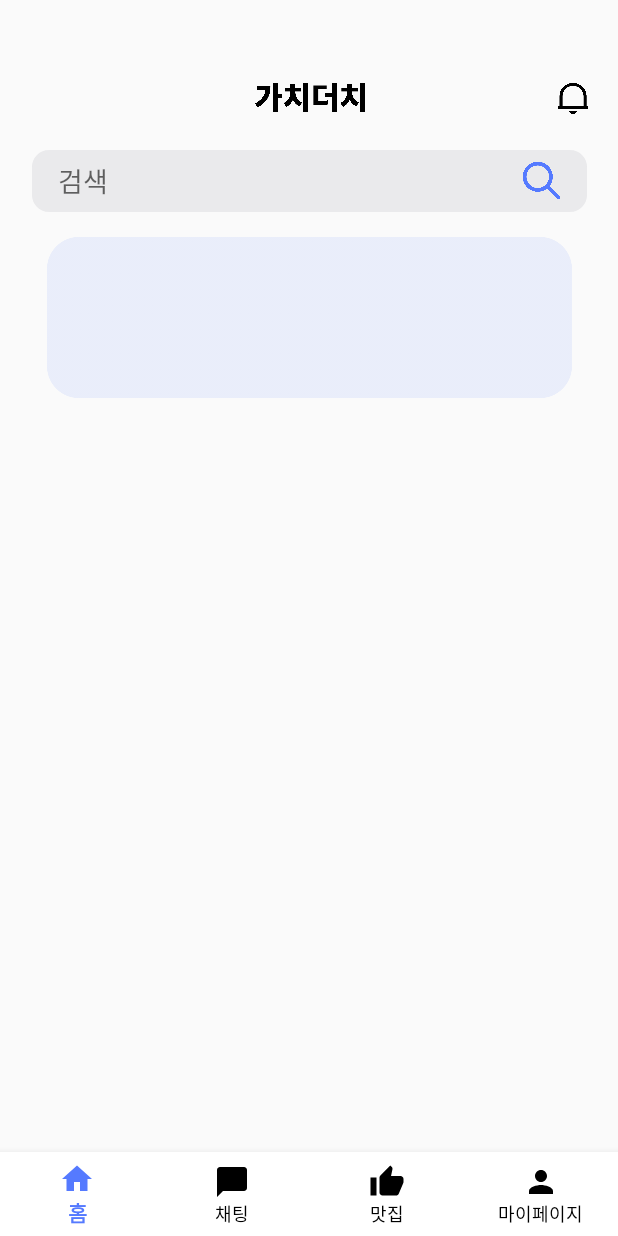
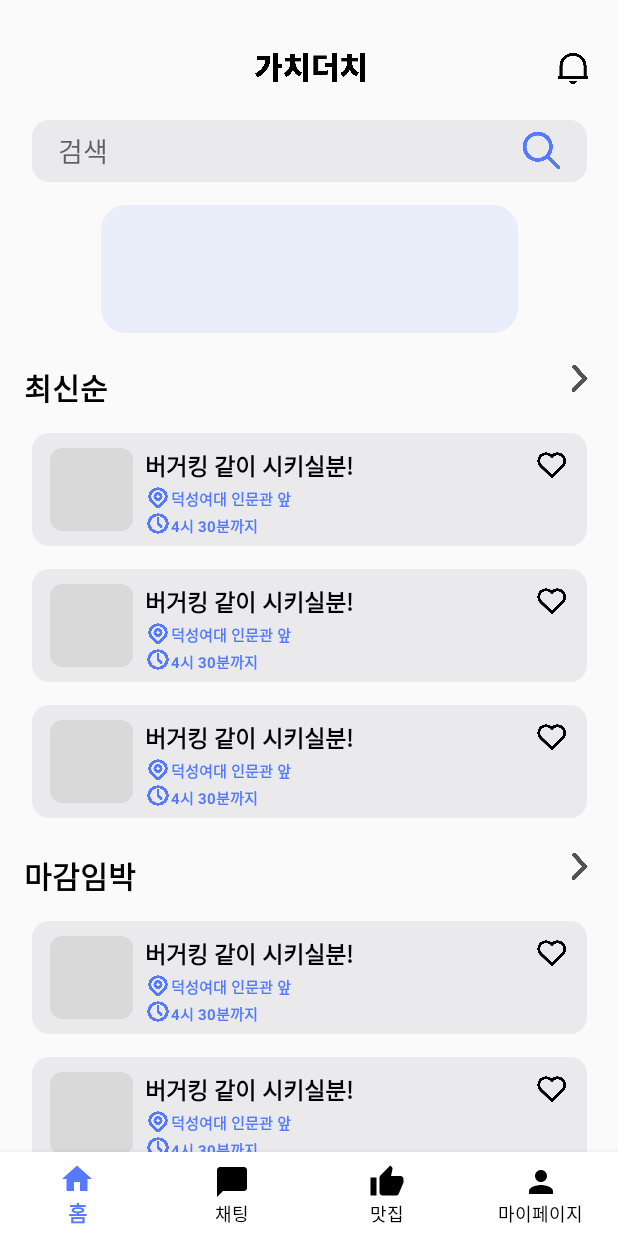
Before and after one commit to UMC-TogeDutch-Project/TogeDutch_FRONTEND, an Android app: the screen it shows after launch (MainActivity), on a phone screen of 412 x 824 dp. Run offline under Robolectric (Android 15) with nearby library versions, the phone set to English and light mode, and no system bars.

Commit message:
feat: 메인화면 item ui 제작(리사이클러뷰 어댑터 제작)

```diff
--- /dev/null
+++ b/app/src/main/java/umc/mobile/project/Data.kt
@@ -0,0 +1,20 @@
+package umc.mobile.project
+
+import android.graphics.drawable.Drawable
+
+data class Data(
+    val tvTitle: String?,
+    val ivItemImageFirst: Int? = null,
+    val tvItemTitleFirst: String,
+    val tvItemWhereFirst: String,
+    val tvItemTimeFirst: String,
+    val ivItemImageSecond: Int? = null,
+    val tvItemTitleSecond: String,
+    val tvItemWhereSecond: String,
+    val tvItemTimeSecond: String,
+    val ivItemImageThird: Int? = null,
+    val tvItemTitleThird: String,
+    val tvItemWhereThird: String,
+    val tvItemTimeThird: String
+
+)
--- /dev/null
+++ b/app/src/main/java/umc/mobile/project/DataRVAdapter.kt
@@ -0,0 +1,56 @@
+package umc.mobile.project
+
+import android.util.SparseBooleanArray
+import android.view.LayoutInflater
+import android.view.ViewGroup
+import androidx.recyclerview.widget.RecyclerView
+import umc.mobile.project.databinding.ItemDataBinding
+
+
+class DataRVAdapter(private val dataList: ArrayList<Data>) : RecyclerView.Adapter<DataRVAdapter.DataViewHolder>() {
+
+    private val checkboxStatus = SparseBooleanArray()
+
+    //ViewHolder객체
+    inner class DataViewHolder(private val viewBinding: ItemDataBinding) :
+        RecyclerView.ViewHolder(viewBinding.root) {
+        fun bind(data: Data) {
+            viewBinding.tvTitle.text = data.tvTitle
+            viewBinding.ivItemImageFirst.setImageResource(data.ivItemImageFirst!!)
+            viewBinding.tvItemTitleFirst.text = data.tvItemTitleFirst
+            viewBinding.tvItemWhereFirst.text = data.tvItemWhereFirst
+            viewBinding.tvItemTimeFirst.text = data.tvItemTimeFirst
+            viewBinding.ivItemImageSecond.setImageResource(data.ivItemImageSecond!!)
+            viewBinding.tvItemTitleSecond.text = data.tvItemTitleSecond
+            viewBinding.tvItemWhereSecond.text = data.tvItemWhereSecond
+            viewBinding.tvItemTimeSecond.text = data.tvItemTimeSecond
+            viewBinding.ivItemImageThird.setImageResource(data.ivItemImageThird!!)
+            viewBinding.tvItemTitleThird.text = data.tvItemTitleThird
+            viewBinding.tvItemWhereThird.text = data.tvItemWhereThird
+            viewBinding.tvItemTimeThird.text = data.tvItemTimeThird
+
+//            viewBinding.deleteBtn.setOnClickListener{
+//                dataList.removeAt(adapterPosition)
+//                notifyDataSetChanged()
+//            }
+
+        }
+    }
+
+    //ViewHolder 만들어질 때 실행할 동작
+    override fun onCreateViewHolder(parent: ViewGroup, viewType: Int): DataViewHolder {
+        val viewBinding =
+            ItemDataBinding.inflate(LayoutInflater.from(parent.context), parent, false)
+        return DataViewHolder(viewBinding)
+    }
+
+    //ViewHolder가 실제로 데이터를 표시해야 할 때 호출되는 함수
+    override fun onBindViewHolder(holder: DataViewHolder, position: Int) {
+        holder.bind(dataList[position])
+
+    }
+
+    //표현할 아이템의 총 갯수
+    override fun getItemCount(): Int = dataList.size
+
+}
--- a/app/src/main/java/umc/mobile/project/HomeFragment.kt
+++ b/app/src/main/java/umc/mobile/project/HomeFragment.kt
@@ -5,14 +5,37 @@ import android.view.LayoutInflater
 import android.view.View
 import android.view.ViewGroup
 import androidx.fragment.app.Fragment
+import androidx.recyclerview.widget.LinearLayoutManager
 import umc.mobile.project.databinding.FragmentHomeBinding
 
 class HomeFragment: Fragment() {
+    lateinit var viewBinding: FragmentHomeBinding
+
+    private var dummyDatas = ArrayList<Data>()
+
     override fun onCreateView(
         inflater: LayoutInflater,
         container: ViewGroup?,
         savedInstanceState: Bundle?
     ): View {
-        return FragmentHomeBinding.inflate(layoutInflater).root
+        viewBinding = FragmentHomeBinding.inflate(inflater, container, false)
+
+        //더미데이터
+        dummyDatas.apply {
+            add(Data("최신순", R.drawable.main_rv_item_image, "버거킹 같이 시키실분!", "덕성여대 인문관 앞", "4시 30분까지", R.drawable.main_rv_item_image, "버거킹 같이 시키실분!", "덕성여대 인문관 앞", "4시 30분까지", R.drawable.main_rv_item_image, "버거킹 같이 시키실분!", "덕성여대 인문관 앞", "4시 30분까지"))
+            add(Data("마감임박", R.drawable.main_rv_item_image, "버거킹 같이 시키실분!", "덕성여대 인문관 앞", "4시 30분까지", R.drawable.main_rv_item_image, "버거킹 같이 시키실분!", "덕성여대 인문관 앞", "4시 30분까지", R.drawable.main_rv_item_image, "버거킹 같이 시키실분!", "덕성여대 인문관 앞", "4시 30분까지"))
+        }
+
+        //더미데이터와 리사이클러뷰 연결
+        val dataRVAdapter = DataRVAdapter(dummyDatas)
+
+        //리사이클러뷰를 어댑터에 연결
+        viewBinding.rvMain.adapter = dataRVAdapter
+
+        viewBinding.rvMain.layoutManager = LinearLayoutManager(context, LinearLayoutManager.VERTICAL, false)
+
+        return viewBinding.root
+
+
     }
 }
--- a/app/src/main/res/layout/fragment_home.xml
+++ b/app/src/main/res/layout/fragment_home.xml
@@ -11,7 +11,7 @@
         app:layout_constraintTop_toTopOf="parent"
         app:layout_constraintStart_toStartOf="parent"
         app:layout_constraintEnd_toEndOf="parent"
-        android:layout_marginTop="50dp"
+        android:layout_marginTop="30dp"
         android:src="@drawable/main_title"
         />
 
@@ -22,7 +22,7 @@
         android:background="@drawable/main_news_btn"
         app:layout_constraintTop_toTopOf="parent"
         app:layout_constraintEnd_toEndOf="parent"
-        android:layout_marginTop="55dp"
+        android:layout_marginTop="35dp"
         android:layout_marginEnd="20dp"
         />
 
@@ -62,7 +62,7 @@
     <ImageView
         android:id="@+id/adsMain"
         android:layout_width="350dp"
-        android:layout_height="110dp"
+        android:layout_height="85dp"
         app:layout_constraintTop_toBottomOf="@id/frameLayoutEdit"
         app:layout_constraintStart_toStartOf="parent"
         app:layout_constraintEnd_toEndOf="parent"
@@ -74,7 +74,7 @@
         android:id="@+id/rvMain"
         android:layout_width="match_parent"
         android:layout_height="match_parent"
-        android:layout_marginTop="280dp"
+        android:layout_marginTop="235dp"
         app:layout_constraintTop_toBottomOf="@id/adsMain" />
 
 
--- a/app/src/main/res/layout/item_data.xml
+++ b/app/src/main/res/layout/item_data.xml
@@ -10,7 +10,7 @@
         android:layout_width="wrap_content"
         android:layout_height="wrap_content"
         android:text="최신순"
-        android:textSize="23dp"
+        android:textSize="20dp"
         android:textStyle="bold"
         android:textColor="@color/black"
         app:layout_constraintStart_toStartOf="parent"
@@ -43,7 +43,7 @@
         <androidx.constraintlayout.widget.ConstraintLayout
             android:id="@+id/viewFirst"
             android:layout_width="370dp"
-            android:layout_height="79dp"
+            android:layout_height="75dp"
             android:background="@drawable/sign_up_alram__edit_text_box"
             android:layout_marginTop="15dp"
             >
@@ -67,7 +67,7 @@
                 android:text="버거킹 같이 시키실 분 구합니다~"
                 android:textColor="@color/black"
                 android:textStyle="bold"
-                android:textSize="17dp"
+                android:textSize="15dp"
                 app:layout_constraintTop_toTopOf="@id/viewFirst"
                 app:layout_constraintStart_toEndOf="@id/ivItemImageFirst"
                 android:layout_marginTop="10dp"
@@ -91,11 +91,11 @@
                 android:layout_height="wrap_content"
                 android:text="동덕여대 인문관 앞"
                 android:textColor="#557AFF"
-                android:textSize="12dp"
+                android:textSize="10dp"
                 android:textStyle="bold"
                 app:layout_constraintStart_toEndOf="@id/ivMapPinIcon"
                 app:layout_constraintTop_toBottomOf="@id/tvItemTitleFirst"
-                android:layout_marginTop="1dp"
+                android:layout_marginTop="2.5dp"
                 />
 
             <ImageView
@@ -115,10 +115,11 @@
                 android:layout_height="wrap_content"
                 android:text="3시 30분 주문"
                 android:textColor="#557AFF"
-                android:textSize="12dp"
+                android:textSize="10dp"
                 android:textStyle="bold"
                 app:layout_constraintStart_toEndOf="@id/ivMapPinIcon"
                 app:layout_constraintTop_toBottomOf="@id/tvItemWhereFirst"
+                android:layout_marginTop="2.5dp"
 
                 />
 
@@ -138,7 +139,7 @@
         <androidx.constraintlayout.widget.ConstraintLayout
             android:id="@+id/viewSecond"
             android:layout_width="370dp"
-            android:layout_height="79dp"
+            android:layout_height="75dp"
             android:background="@drawable/sign_up_alram__edit_text_box"
             android:layout_marginTop="15dp"
             >
@@ -162,7 +163,7 @@
                 android:text="버거킹 같이 시키실분 구합니다."
                 android:textColor="@color/black"
                 android:textStyle="bold"
-                android:textSize="17dp"
+                android:textSize="15dp"
                 app:layout_constraintTop_toTopOf="@id/viewSecond"
                 app:layout_constraintStart_toEndOf="@id/ivItemImageSecond"
                 android:layout_marginTop="10dp"
@@ -186,11 +187,11 @@
                 android:layout_height="wrap_content"
                 android:text="동덕여대 인문관 앞"
                 android:textColor="#557AFF"
-                android:textSize="12dp"
+                android:textSize="10dp"
                 android:textStyle="bold"
                 app:layout_constraintStart_toEndOf="@id/ivMapPinIconSecond"
                 app:layout_constraintTop_toBottomOf="@id/tvItemTitleSecond"
-                android:layout_marginTop="1dp"
+                android:layout_marginTop="2.5dp"
                 />
 
             <ImageView
@@ -210,10 +211,11 @@
                 android:layout_height="wrap_content"
                 android:text="3시 30분 주문"
                 android:textColor="#557AFF"
-                android:textSize="12dp"
+                android:textSize="10dp"
                 android:textStyle="bold"
                 app:layout_constraintStart_toEndOf="@id/ivMapPinIconSecond"
                 app:layout_constraintTop_toBottomOf="@id/tvItemWhereSecond"
+                android:layout_marginTop="2.5dp"
 
                 />
 
@@ -233,7 +235,7 @@
         <androidx.constraintlayout.widget.ConstraintLayout
             android:id="@+id/viewThird"
             android:layout_width="370dp"
-            android:layout_height="79dp"
+            android:layout_height="75dp"
             android:background="@drawable/sign_up_alram__edit_text_box"
             android:layout_marginTop="15dp"
             android:layout_marginBottom="15dp"
@@ -258,7 +260,7 @@
                 android:text="버거킹 같이 시키실분 구합니다."
                 android:textColor="@color/black"
                 android:textStyle="bold"
-                android:textSize="17dp"
+                android:textSize="15dp"
                 app:layout_constraintTop_toTopOf="@id/viewThird"
                 app:layout_constraintStart_toEndOf="@id/ivItemImageThird"
                 android:layout_marginTop="10dp"
@@ -282,11 +284,11 @@
                 android:layout_height="wrap_content"
                 android:text="동덕여대 인문관 앞"
                 android:textColor="#557AFF"
-                android:textSize="12dp"
+                android:textSize="10dp"
                 android:textStyle="bold"
                 app:layout_constraintStart_toEndOf="@id/ivMapPinIconThird"
                 app:layout_constraintTop_toBottomOf="@id/tvItemTitleThird"
-                android:layout_marginTop="1dp"
+                android:layout_marginTop="2.5dp"
                 />
 
             <ImageView
@@ -306,10 +308,11 @@
                 android:layout_height="wrap_content"
                 android:text="3시 30분 주문"
                 android:textColor="#557AFF"
-                android:textSize="12dp"
+                android:textSize="10dp"
                 android:textStyle="bold"
                 app:layout_constraintStart_toEndOf="@id/ivMapPinIconThird"
                 app:layout_constraintTop_toBottomOf="@id/tvItemWhereThird"
+                android:layout_marginTop="2.5dp"
 
                 />
 
@@ -329,11 +332,4 @@
 
     </LinearLayout>>
 
-
-
-
-
-
-
-
 </androidx.constraintlayout.widget.ConstraintLayout>
```
